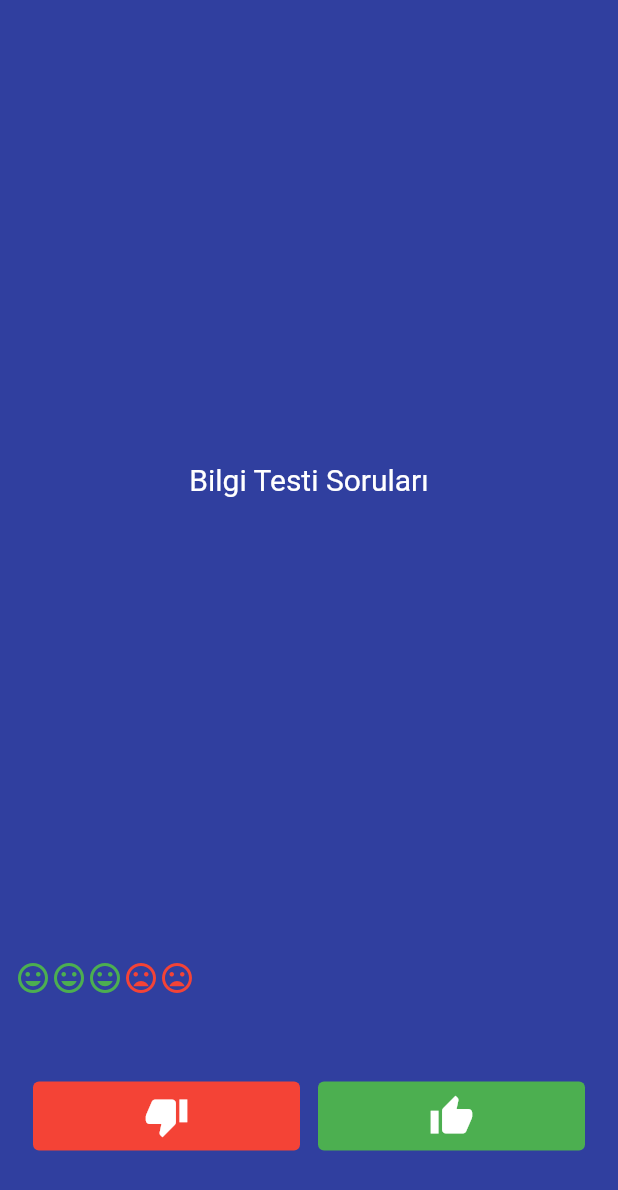
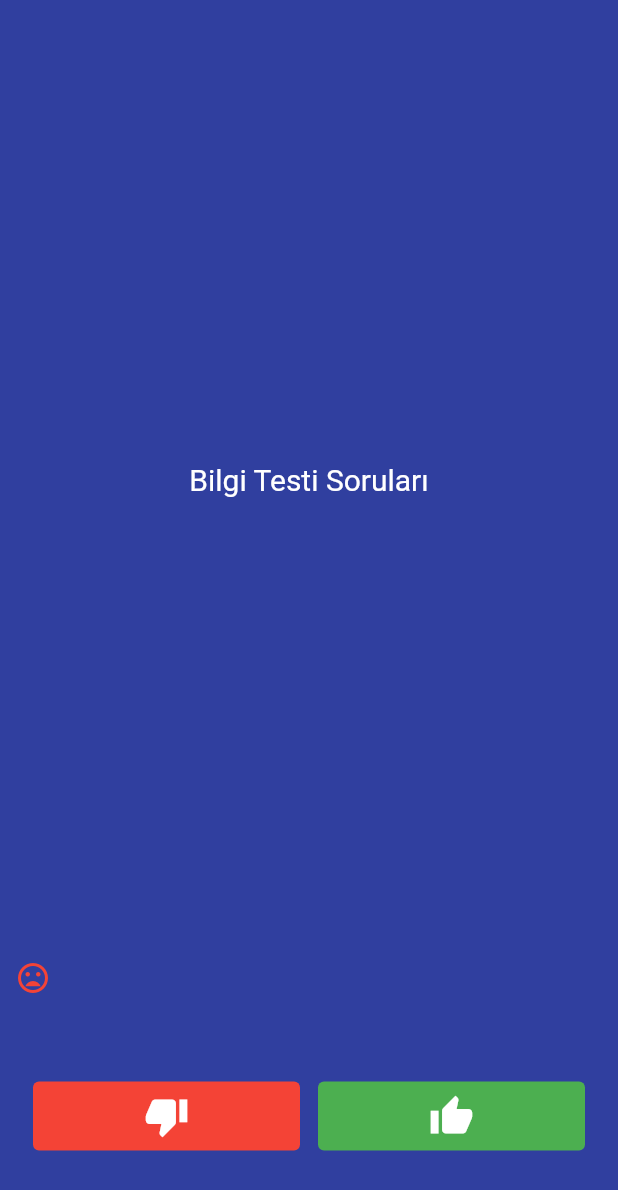
Before and after one commit to IzzetMustafaoglu/bilgi_yarismasi, a Flutter app: the screen it shows after launch, after a tap on the "thumb down" icon, on a phone screen of 412 x 824 dp. Shown: the top 1190 px of the screen. Run offline on Flutter 3.47's test engine with Material 2 defaults, Android fonts, the phone set to English and light mode, and no system bars.

Commit message:
Buton aktiflesti

```diff
--- /dev/null
+++ b/lib/constants.dart
@@ -0,0 +1,4 @@
+import 'package:flutter/material.dart';
+
+const Icon kDogruIcon = Icon(Icons.mood, color: Colors.green);
+const Icon kYanlisIcon = Icon(Icons.mood_bad, color: Colors.red);
--- a/lib/main.dart
+++ b/lib/main.dart
@@ -1,4 +1,7 @@
 import 'package:flutter/material.dart';
+
+import 'constants.dart';
+
 
 void main() => runApp(BilgiTesti());
 
@@ -24,7 +27,7 @@ class SoruSayfasi extends StatefulWidget {
 class _SoruSayfasiState extends State<SoruSayfasi> {
 
   List<Widget> secimler = [
-    dogruIcon,dogruIcon,dogruIcon,yanlisIcon,yanlisIcon
+
   ];
   @override
   Widget build(BuildContext context) {
@@ -69,7 +72,11 @@ class _SoruSayfasiState extends State<SoruSayfasi> {
                             size: 30.0,
                             color: Colors.white,
                           ),
-                          onPressed: () {},
+                          onPressed: () {
+                            setState(() {
+                              secimler.add(kYanlisIcon);
+                            });
+                          },
                         ))),
                 Expanded(
                   child: Padding(
@@ -83,7 +90,11 @@ class _SoruSayfasiState extends State<SoruSayfasi> {
                         Icons.thumb_up,
                         size: 30.0,
                         color: Colors.white,),
-                      onPressed: () {},
+                      onPressed: () {
+                        setState(() {
+                          secimler.add(kDogruIcon);
+                        });
+                      },
                     ),
                   ),
                 ),
@@ -95,5 +106,3 @@ class _SoruSayfasiState extends State<SoruSayfasi> {
     );
   }
 }
-Icon dogruIcon = Icon(Icons.mood, color: Colors.green);
-Icon yanlisIcon = Icon(Icons.mood_bad, color: Colors.red);
```
